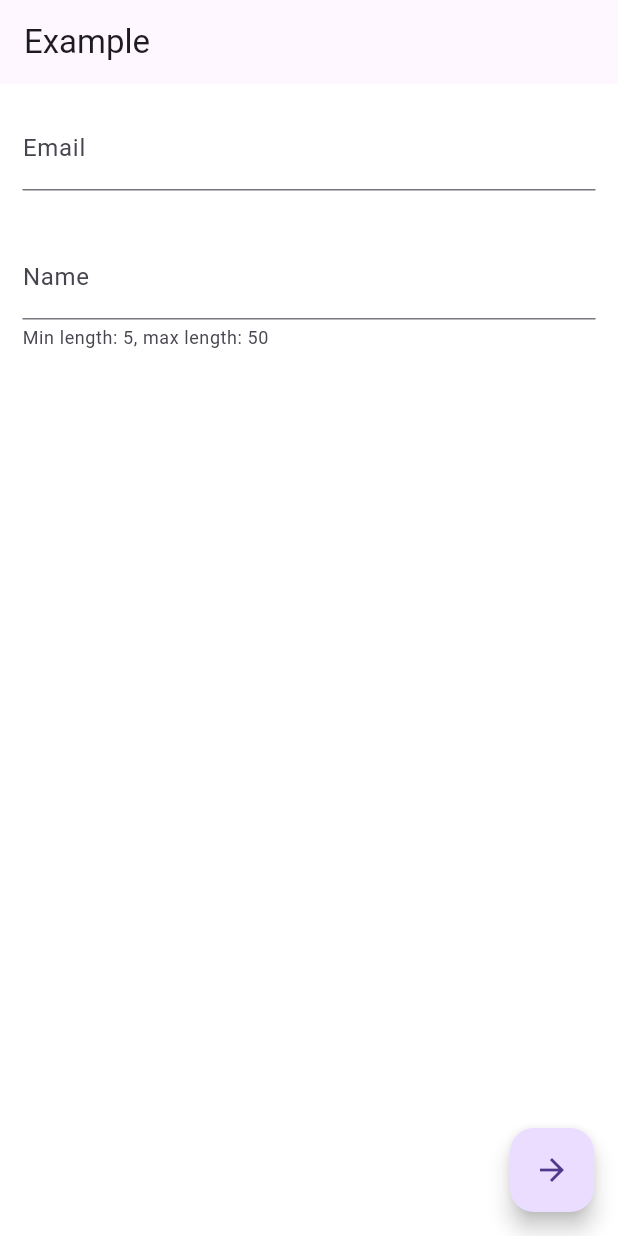
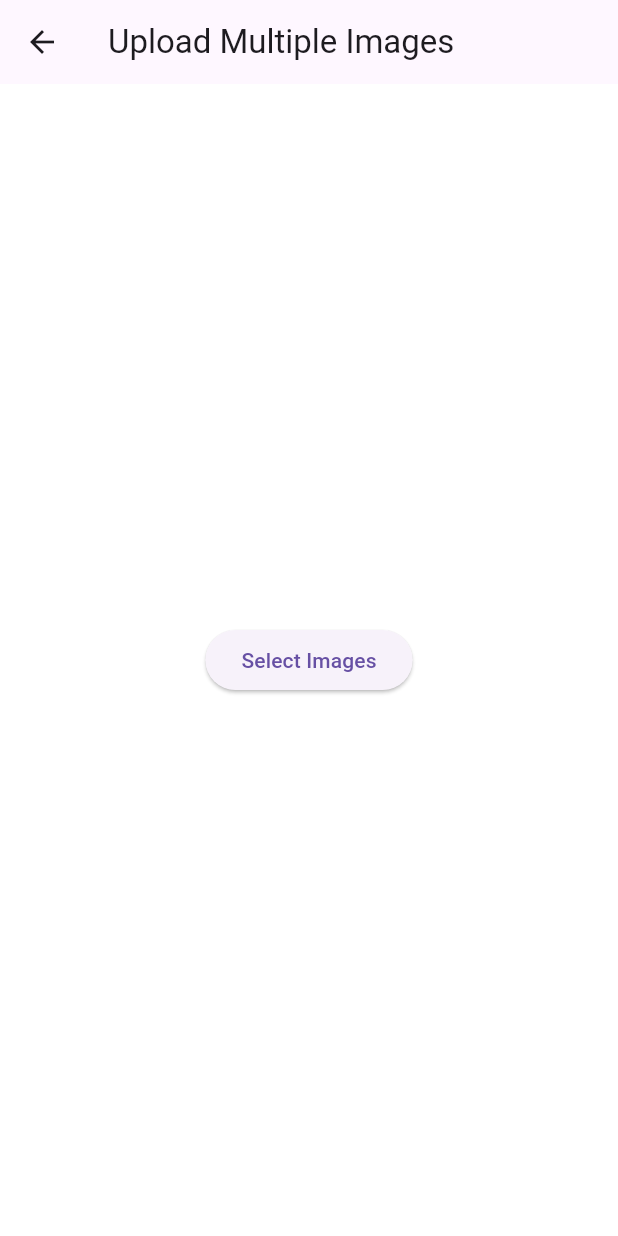
Before and after one commit to HashiniDivyanjanee/Vehicle_Service_App, a Flutter app: the Test screen opened directly, on a phone screen of 412 x 824 dp. Run offline on Flutter 3.47's test engine with Material 3 defaults, Android fonts, the phone set to English and light mode, and no system bars; our stand-ins replace bloc, convex_bottom_bar, dio, equatable, flutter_bloc, form_validator and 4 more; missing offline and left inert: flutter_sound.

Commit message:
Image Upload Part

```diff
--- a/lib/src/config/routes/app_rout_config.dart
+++ b/lib/src/config/routes/app_rout_config.dart
@@ -1,4 +1,5 @@
 import 'package:flutter/material.dart';
+import 'package:flutter/widgets.dart';
 import 'package:flutter_bloc/flutter_bloc.dart';
 import 'package:go_router/go_router.dart';
 import 'package:vehicle_service_app/src/config/routes/app_rout_cons.dart';
@@ -9,6 +10,7 @@ import 'package:vehicle_service_app/src/presentation/screen/customer.dart';
 import 'package:vehicle_service_app/src/presentation/screen/home.dart';
 import 'package:vehicle_service_app/src/presentation/screen/job_details.dart';
 import 'package:vehicle_service_app/src/presentation/screen/login.dart';
+import 'package:vehicle_service_app/src/presentation/screen/test.dart';
 import 'package:vehicle_service_app/src/presentation/screen/view_job_card.dart';
 
 final GoRouter router = GoRouter(
@@ -55,6 +57,13 @@ final GoRouter router = GoRouter(
         builder: (context, state) => BlocProvider(
               create: (context) => JobCardBloc(ApiProvider()),
               child: const ViewJobCard(),
-            ))
+            )),
+            GoRoute(
+      name: MyAppRouteConstants.Test,
+      path: '/Test',
+      pageBuilder: (context, state) {
+        return  MaterialPage(child: Test());
+      },
+    ),
   ],
 );
--- a/lib/src/data/providers/api_provider.dart
+++ b/lib/src/data/providers/api_provider.dart
@@ -1,8 +1,11 @@
+import 'dart:io';
+
 import 'package:dio/dio.dart';
+import 'package:image_picker/image_picker.dart';
 import 'package:vehicle_service_app/src/data/model/job_card.dart';
 
 class ApiProvider {
-  final Dio dio = Dio(BaseOptions(baseUrl: 'http://192.168.1.13:5000/api'));
+  final Dio dio = Dio(BaseOptions(baseUrl: 'http://192.168.1.13:5001/api'));
 
 // -- POST API --
   Future<void> saveJobCard(
@@ -272,4 +275,42 @@ Future<List<JobCardModel>> fetchJobCardDetails() async {
       rethrow;
     }
   }
+
+
+ Future<List<File>> pickImages() async {
+    final ImagePicker picker = ImagePicker();
+    final List<XFile>? pickedFiles = await picker.pickMultiImage();
+
+    if (pickedFiles == null || pickedFiles.isEmpty) {
+      throw Exception('No images selected');
+    }
+
+    return pickedFiles.map((file) => File(file.path)).toList();
+  }
+
+ Future<List<String>> uploadImages(List<File> images) async {
+  try {
+    final List<MultipartFile> files = images.map((file) {
+      return MultipartFile.fromFileSync(file.path, filename: file.path.split('/').last);
+    }).toList();
+
+    final FormData formData = FormData.fromMap({'files': files});
+
+    final response = await dio.post(
+      '/upload',
+      data: formData,
+    );
+
+    if (response.statusCode == 200) {
+      final List<String> filePaths = List<String>.from(response.data['filePaths']);
+      return filePaths;
+    } else {
+      throw Exception('Failed to upload images');
+    }
+  } catch (e) {
+    throw Exception('Error during image upload: $e');
+  }
 }
+
+
+}
--- a/lib/src/logic/bloc/audio/audio_bloc.dart
+++ b/lib/src/logic/bloc/audio/audio_bloc.dart
@@ -25,7 +25,7 @@ class AudioBloc extends Bloc<AudioEvent, AudioState> {
     try {
       final directory = await getApplicationDocumentsDirectory();
       _filePath = '${directory.path}/recorded_voice.aac';
-
+      print("FilePath: $_filePath");
       await _recorder.openRecorder();
       await _recorder.startRecorder(
         toFile: _filePath,
--- /dev/null
+++ b/lib/src/logic/bloc/image_upload/image_upload_bloc.dart
@@ -0,0 +1,34 @@
+import 'dart:io';
+
+import 'package:bloc/bloc.dart';
+import 'package:equatable/equatable.dart';
+import 'package:vehicle_service_app/src/data/providers/api_provider.dart';
+
+part 'image_upload_event.dart';
+part 'image_upload_state.dart';
+
+class ImageUploadBloc extends Bloc<ImageUploadEvent, ImageUploadState> {
+   final ApiProvider apiProvider;
+
+  ImageUploadBloc(this.apiProvider) : super(ImageUploadInitial()) {
+    on<SelectImages>((event, emit) async {
+      try {
+        final selectedImages = await apiProvider.pickImages();
+        emit(ImageSelectionSuccess(selectedImages));
+      } catch (e) {
+        emit(ImageUploadFailure('Error Selecting Images: $e'));
+      }
+    });
+
+
+    on<UploadImages>((event, emit) async {
+      emit(ImageUploadInProgress());
+      try {
+         final filePaths = await apiProvider.uploadImages(event.images);
+        emit(ImageUploadSuccess(filePaths));
+      } catch (e) {
+        emit(ImageUploadFailure('Error uploading images: $e'));
+      }
+    });
+  }
+}
--- /dev/null
+++ b/lib/src/logic/bloc/image_upload/image_upload_event.dart
@@ -0,0 +1,18 @@
+part of 'image_upload_bloc.dart';
+
+abstract class ImageUploadEvent extends Equatable {
+  const ImageUploadEvent();
+
+  @override
+  List<Object?> get props => [];
+}
+
+class SelectImages extends ImageUploadEvent {}
+
+class UploadImages extends ImageUploadEvent {
+  final List<File> images;
+  const UploadImages(this.images);
+
+  @override
+  List<Object?> get props => [images];
+}
--- /dev/null
+++ b/lib/src/logic/bloc/image_upload/image_upload_state.dart
@@ -0,0 +1,39 @@
+part of 'image_upload_bloc.dart';
+
+abstract class ImageUploadState extends Equatable {
+  const ImageUploadState();
+
+  @override
+  List<Object?> get props => [];
+}
+
+class ImageUploadInitial extends ImageUploadState {}
+
+class ImageSelectionSuccess extends ImageUploadState {
+  final List<File> selectedImages;
+
+  const ImageSelectionSuccess(this.selectedImages);
+
+  @override
+  List<Object?> get props => [selectedImages];
+}
+
+class ImageUploadInProgress extends ImageUploadState {}
+
+class ImageUploadSuccess extends ImageUploadState {
+  final List<String> filePaths;
+
+  ImageUploadSuccess(this.filePaths);
+
+    @override
+  List<Object?> get props => [filePaths];
+}
+
+class ImageUploadFailure extends ImageUploadState {
+  String error;
+
+  ImageUploadFailure(this.error);
+
+  @override
+  List<Object?> get props => [error];
+}
--- a/lib/src/presentation/screen/test.dart
+++ b/lib/src/presentation/screen/test.dart
@@ -1,17 +1,9 @@
 import 'package:flutter/material.dart';
+import 'package:flutter_bloc/flutter_bloc.dart';
 import 'package:form_validator/form_validator.dart';
+import 'package:vehicle_service_app/src/data/providers/api_provider.dart';
+import 'package:vehicle_service_app/src/logic/bloc/image_upload/image_upload_bloc.dart';
 
-
-void main() {
-  runApp(MaterialApp(
-    title: 'Flutter Demo',
-    theme: ThemeData(
-      primarySwatch: Colors.blue,
-      visualDensity: VisualDensity.adaptivePlatformDensity,
-    ),
-    home: Test(),
-  ));
-}
 
 class Test extends StatefulWidget {
   @override
@@ -27,38 +19,55 @@ class _TestState extends State<Test> {
 
   @override
    Widget build(BuildContext context) {
-    return Scaffold(
+    return BlocProvider(
+      create: (context) => ImageUploadBloc(ApiProvider()),
+      child: Scaffold(
         appBar: AppBar(
-        title: Text('Example'),
+          title: const Text('Upload Multiple Images'),
         ),
-      body: Form(
-        key: _form,
-        child: SingleChildScrollView(
-          padding: const EdgeInsets.all(15),
-          child: Column(
-            mainAxisAlignment: MainAxisAlignment.center,
-            children: <Widget>[
-              TextFormField(
-                validator: ValidationBuilder().email().maxLength(50).build(),
-                decoration: InputDecoration(labelText: 'Email'),
-              ),
-              SizedBox(height: 30),
-              TextFormField(
-                validator:
-                    ValidationBuilder().minLength(5).maxLength(50).build(),
-                decoration: InputDecoration(
-                  labelText: 'Name',
-                  helperText: 'Min length: 5, max length: 50',
+        body: BlocBuilder<ImageUploadBloc, ImageUploadState>(
+          builder: (context, state) {
+            final bloc = context.read<ImageUploadBloc>();
+
+            if (state is ImageUploadInProgress) {
+              return const Center(child: CircularProgressIndicator());
+            }
+
+            if (state is ImageSelectionSuccess) {
+              return Column(
+                children: [
+                  Expanded(
+                    child: ListView.builder(
+                      itemCount: state.selectedImages.length,
+                      itemBuilder: (context, index) {
+                        return Image.file(state.selectedImages[index]);
+                      },
                     ),
                   ),
+                  ElevatedButton(
+                    onPressed: () {
+                      bloc.add(UploadImages(state.selectedImages));
+                    },
+                    child: const Text('Upload Images'),
+                  ),
                 ],
+              );
+            }
+
+            if (state is ImageUploadFailure) {
+              return Center(child: Text('Error: ${state.error}'));
+            }
+
+            return Center(
+              child: ElevatedButton(
+                onPressed: () {
+                  bloc.add(SelectImages());
+                },
+                child: const Text('Select Images'),
               ),
+            );
+          },
         ),
-      ),
-      floatingActionButton: FloatingActionButton(
-        onPressed: _validate,
-        tooltip: 'Next',
-        child: Icon(Icons.arrow_forward),
       ),
     );
   }
--- a/lib/src/presentation/tabs/vehical_information_tab.dart
+++ b/lib/src/presentation/tabs/vehical_information_tab.dart
@@ -12,6 +12,7 @@ class VehicalInformation extends StatefulWidget {
 class _VehicalInformationState extends State<VehicalInformation> {
   @override
   Widget build(BuildContext context) {
+    //return Container();
     return BlocProvider(
       create: (context) => AudioBloc(),
       child: Scaffold(
@@ -39,6 +40,7 @@ class _VehicalInformationState extends State<VehicalInformation> {
                 child: ElevatedButton(
                   onPressed: () => bloc.add(StopRecordingEvent()),
                   child: Text('Stop Recording'),
+
                 ),
               );
             } else if (state is AudioRecordedState) {
--- a/pubspec.yaml
+++ b/pubspec.yaml
@@ -41,6 +41,7 @@ dependencies:
   flutter_sound: ^9.17.8
   permission_handler: ^11.3.1
   form_validator: ^2.1.1
+  image_picker: ^1.1.2
 
   # The following adds the Cupertino Icons font to your application.
   # Use with the CupertinoIcons class for iOS style icons.
```
Also changed, not shown: lib/src/logic/bloc/audio/audio_event.dart (+10 -3 lines), pubspec.lock, 5 other files. Lines whose indentation alone changed are shown as unchanged.
